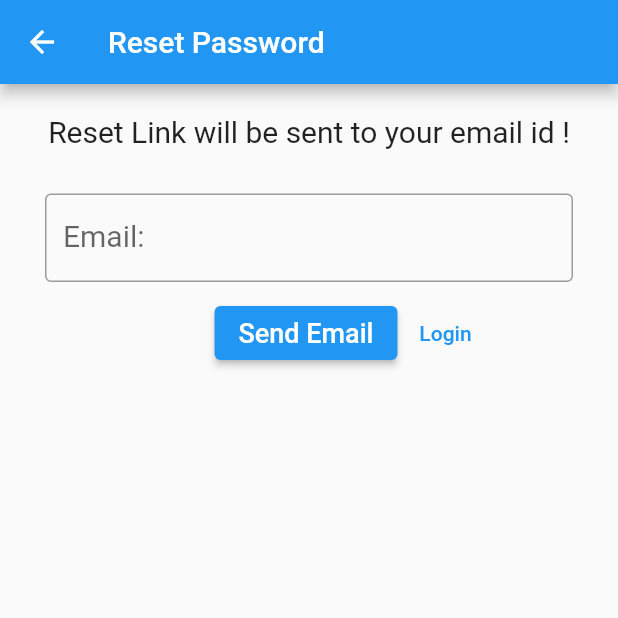
After one commit to OICjangirrahul/create_account-logIn-chat-app, a Flutter app: the screen it shows after launch, after a tap on "fogot password", on a phone screen of 412 x 824 dp, the top half of it. The commit adds this screen. Run offline on Flutter 3.47's test engine with Material 2 defaults, Android fonts, the phone set to English and light mode, and no system bars; our stand-ins replace cloud_firestore, firebase_auth, firebase_core; accounts and stored records are empty.

Commit message:
password reset

```diff
--- a/lib/LoginScree.dart
+++ b/lib/LoginScree.dart
@@ -1,5 +1,6 @@
 import 'package:chat_app/CreateAccount.dart';
 import 'package:chat_app/Methods.dart';
+import 'package:chat_app/forgot.dart';
 import 'package:chat_app/homepage.dart';
 import 'package:flutter/material.dart';
 
@@ -96,7 +97,13 @@ class _LoginScreenState extends State<LoginScreen> {
                         fontWeight: FontWeight.w500,
                       ),
                     ),
-                  )
+                  ),
+                  ElevatedButton(
+                      onPressed: () {
+                        Navigator.of(context).push(
+                            MaterialPageRoute(builder: (_) => ForgotPassword()));
+                      },
+                      child: Text('fogot password')),
                 ],
               ),
             ),
--- /dev/null
+++ b/lib/forgot.dart
@@ -0,0 +1,149 @@
+import 'package:chat_app/LoginScree.dart';
+import 'package:firebase_auth/firebase_auth.dart';
+import 'package:flutter/material.dart';
+
+
+class ForgotPassword extends StatefulWidget {
+  ForgotPassword({Key? key}) : super(key: key);
+
+  @override
+  _ForgotPasswordState createState() => _ForgotPasswordState();
+}
+
+class _ForgotPasswordState extends State<ForgotPassword> {
+  final _formKey = GlobalKey<FormState>();
+
+  var email = "";
+
+  // Create a text controller and use it to retrieve the current value
+  // of the TextField.
+  final emailController = TextEditingController();
+
+  @override
+  void dispose() {
+    // Clean up the controller when the widget is disposed.
+    emailController.dispose();
+    super.dispose();
+  }
+
+  resetPassword() async {
+    try {
+      await FirebaseAuth.instance.sendPasswordResetEmail(email: email);
+      ScaffoldMessenger.of(context).showSnackBar(
+        SnackBar(
+          backgroundColor: Colors.orangeAccent,
+          content: Text(
+            'Password Reset Email has been sent !',
+            style: TextStyle(fontSize: 18.0),
+          ),
+        ),
+      );
+    } on FirebaseAuthException catch (e) {
+      if (e.code == 'user-not-found') {
+        print('No user found for that email.');
+        ScaffoldMessenger.of(context).showSnackBar(
+          SnackBar(
+            backgroundColor: Colors.orangeAccent,
+            content: Text(
+              'No user found for that email.',
+              style: TextStyle(fontSize: 18.0),
+            ),
+          ),
+        );
+      }
+    }
+  }
+
+  @override
+  Widget build(BuildContext context) {
+    return Scaffold(
+      appBar: AppBar(
+        title: Text("Reset Password"),
+      ),
+      body: Column(
+        children: [
+          Container(
+            margin: EdgeInsets.only(top: 20.0),
+            child: Text(
+              'Reset Link will be sent to your email id !',
+              style: TextStyle(fontSize: 20.0),
+            ),
+          ),
+          Expanded(
+            child: Form(
+              key: _formKey,
+              child: Padding(
+                padding: EdgeInsets.symmetric(vertical: 20, horizontal: 30),
+                child: ListView(
+                  children: [
+                    Container(
+                      margin: EdgeInsets.symmetric(vertical: 10.0),
+                      child: TextFormField(
+                        autofocus: false,
+                        decoration: InputDecoration(
+                          labelText: 'Email: ',
+                          labelStyle: TextStyle(fontSize: 20.0),
+                          border: OutlineInputBorder(),
+                          errorStyle:
+                              TextStyle(color: Colors.redAccent, fontSize: 15),
+                        ),
+                        controller: emailController,
+                        validator: (value) {
+                          if (value == null || value.isEmpty) {
+                            return 'Please Enter Email';
+                          } else if (!value.contains('@')) {
+                            return 'Please Enter Valid Email';
+                          }
+                          return null;
+                        },
+                      ),
+                    ),
+                    Container(
+                      margin: EdgeInsets.only(left: 60.0),
+                      child: Row(
+                        mainAxisAlignment: MainAxisAlignment.center,
+                        children: [
+                          ElevatedButton(
+                            onPressed: () {
+                              // Validate returns true if the form is valid, otherwise false.
+                              if (_formKey.currentState!.validate()) {
+                                setState(() {
+                                  email = emailController.text;
+                                });
+                                resetPassword();
+                              }
+                            },
+                            child: Text(
+                              'Send Email',
+                              style: TextStyle(fontSize: 18.0),
+                            ),
+                          ),
+                          TextButton(
+                            onPressed: () => {
+                              Navigator.pushAndRemoveUntil(
+                                  context,
+                                  PageRouteBuilder(
+                                    pageBuilder: (context, a, b) => LoginScreen(),
+                                    transitionDuration: Duration(seconds: 0),
+                                  ),
+                                  (route) => false)
+                            },
+                            child: Text(
+                              'Login',
+                              style: TextStyle(fontSize: 14.0),
+                            ),
+                          ),
+                        ],
+                      ),
+                    ),
+
+                  ],
+                ),
+              ),
+            ),
+          ),
+        ],
+      ),
+    );
+  }
+}
--- a/lib/homepage.dart
+++ b/lib/homepage.dart
@@ -1,3 +1,5 @@
+
+
 import 'package:flutter/cupertino.dart';
 import 'package:flutter/material.dart';
 import 'Methods.dart';
@@ -17,7 +19,11 @@ class _HomePageState extends State<HomePage> {
         title: Text("Home Page"),
         centerTitle: true,
 
+
       ),
+      body: Column(children: [
+        TextButton(onPressed: ()=>logOut(context), child: Text("logout"))
+      ],),
     );
   }
 }
```
